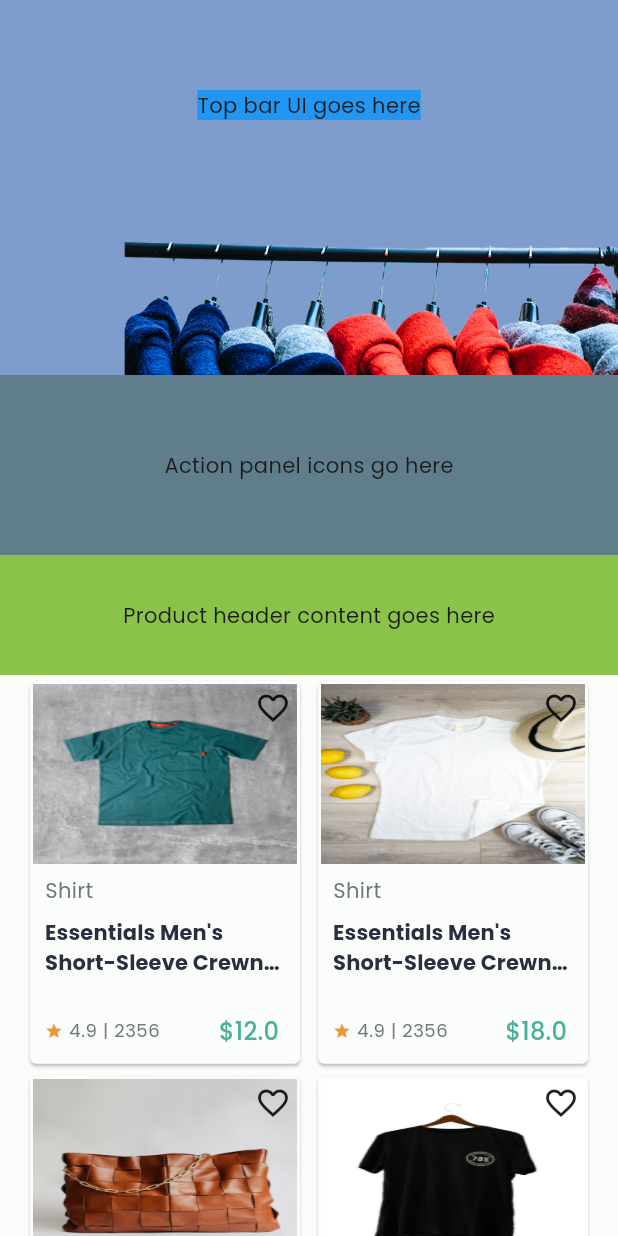
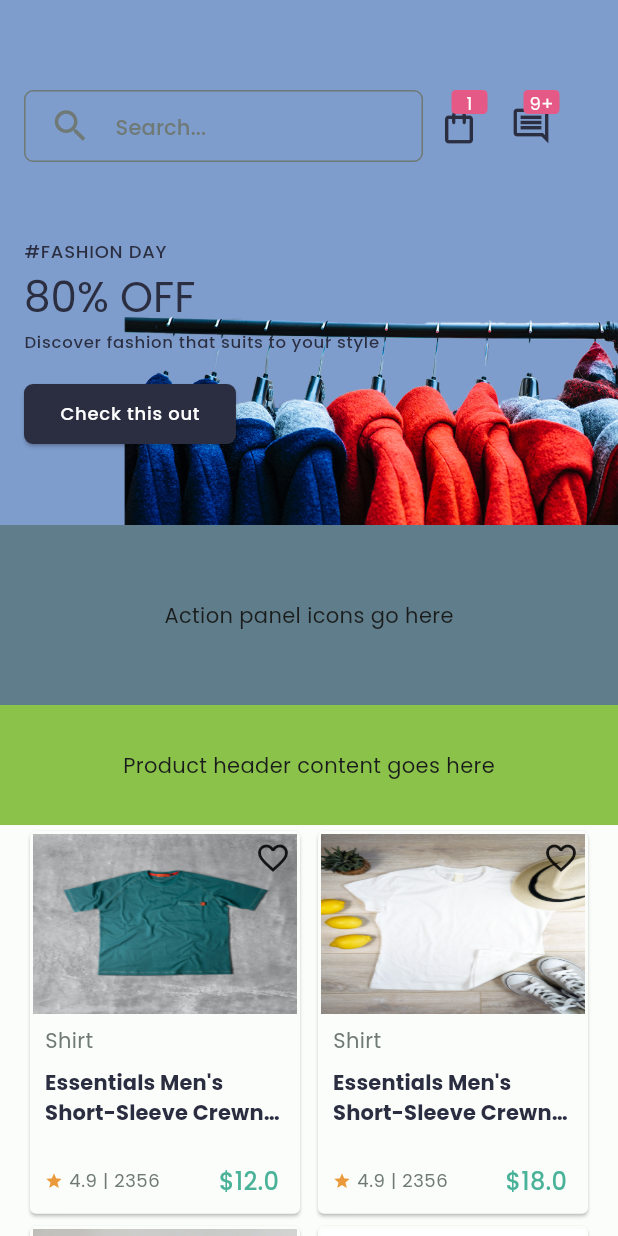
Before and after one commit to doc2dev/tokosmile, a Flutter app: the screen it shows after launch, on a phone screen of 412 x 824 dp. Run offline on Flutter 3.47's test engine with Material 2 defaults, Android fonts, the phone set to English and light mode, and no system bars.

Commit message:
Finish carousel UI

```diff
--- a/lib/home.dart
+++ b/lib/home.dart
@@ -1,8 +1,6 @@
 import 'package:flutter/material.dart';
 import 'package:tokosmile/data/sample_data.dart';
 import 'package:tokosmile/ui/carousel/carousel_sliver.dart';
-import 'package:tokosmile/ui/product/product_container.dart';
-import 'package:tokosmile/ui/product/product_header_sliver.dart';
 import 'package:tokosmile/ui/product/product_list.dart';
 import 'package:tokosmile/ui/topbar/topbar.dart';
 
--- a/lib/ui/carousel/carousel_item.dart
+++ b/lib/ui/carousel/carousel_item.dart
@@ -1,5 +1,7 @@
 import 'package:flutter/material.dart';
 import 'package:tokosmile/data/data_classes.dart';
+import 'package:tokosmile/theme/theme.dart';
+import 'package:tokosmile/ui/constants.dart';
 
 class CarouselItem extends StatelessWidget {
   final CarouselData carouselData;
@@ -11,10 +13,28 @@ class CarouselItem extends StatelessWidget {
 
   @override
   Widget build(BuildContext context) {
+    var textTheme = context.textTheme();
+    var colors = context.colors();
+    var secondaryColor = colors.secondary;
+    var onSecondary = colors.onSecondary;
+    var hashtagStyle = textTheme.labelMedium!.copyWith(
+      color: secondaryColor,
+    );
+    var titleStyle = textTheme.headlineMedium!.copyWith(
+      color: secondaryColor,
+    );
+    var subtitleStyle = textTheme.labelSmall!.copyWith(
+      color: secondaryColor,
+    );
+    var buttonStyle = textTheme.labelMedium!.copyWith(
+      color: onSecondary,
+    );
+
     return Stack(
       children: [
         SizedBox(
           width: MediaQuery.of(context).size.width,
+          height: kCarouselLimit,
           child: AspectRatio(
             aspectRatio: 16 / 10,
             child: Image.asset(
@@ -23,6 +43,35 @@ class CarouselItem extends StatelessWidget {
             ),
           ),
         ),
+        Positioned(
+          left: 16.0,
+          top: kTopBarHeight,
+          width: 300.0,
+          child: Column(
+            crossAxisAlignment: CrossAxisAlignment.start,
+            children: [
+              Text(carouselData.hashTag, style: hashtagStyle),
+              const SizedBox(height: 4.0),
+              Text(carouselData.title, style: titleStyle),
+              const SizedBox(height: 4.0),
+              Text(carouselData.subtitle, style: subtitleStyle),
+              const SizedBox(height: 16.0),
+              ElevatedButton(
+                style: ElevatedButton.styleFrom(
+                    shape: RoundedRectangleBorder(
+                        borderRadius: BorderRadius.circular(6.0),
+                    ),
+                    backgroundColor: secondaryColor,
+                ),
+                onPressed: () {},
+                child: Text(
+                  carouselData.callToAction,
+                  style: buttonStyle,
+                ),
+              )
+            ],
+          ),
+        ),
       ],
     );
   }
--- a/lib/ui/constants.dart
+++ b/lib/ui/constants.dart
@@ -1,4 +1,4 @@
-const kTopBarHeight = 120.0;
-const kCarouselLimit = 250.0;
+const kTopBarHeight = 160.0;
+const kCarouselLimit = 350.0;
 const kActionPanelHeight = 120.0;
 const kProductHeaderHeight = 80.0;
--- a/lib/ui/product/product_header_sliver.dart
+++ /dev/null
@@ -1,38 +0,0 @@
-import 'package:flutter/material.dart';
-import 'package:tokosmile/ui/constants.dart';
-import 'package:tokosmile/ui/product/product_header.dart';
-
-class ProductHeaderSliver extends StatelessWidget {
-  const ProductHeaderSliver({super.key});
-
-  @override
-  Widget build(BuildContext context) {
-    return SliverPersistentHeader(
-      delegate: _ActionPanelDelegate(),
-      pinned: false,
-      floating: false,
-    );
-  }
-}
-
-class _ActionPanelDelegate extends SliverPersistentHeaderDelegate {
-
-  @override
-  Widget build(
-      BuildContext context,
-      double shrinkOffset,
-      bool overlapsContent,
-      ) {
-    return ProductHeader();
-  }
-
-  @override
-  double get maxExtent => 100;
-
-  @override
-  double get minExtent => 100;
-
-  @override
-  bool shouldRebuild(covariant SliverPersistentHeaderDelegate oldDelegate) =>
-      true;
-}
--- /dev/null
+++ b/lib/ui/topbar/badge.dart
@@ -0,0 +1,58 @@
+import 'package:flutter/material.dart';
+import 'package:tokosmile/theme/theme.dart';
+import 'package:tokosmile/ui/topbar/rounded_corner.dart';
+
+class PinkBadge extends StatelessWidget {
+  final IconData iconData;
+  final String badgeLabel;
+
+  const PinkBadge({
+    super.key,
+    required this.iconData,
+    required this.badgeLabel,
+  });
+
+  @override
+  Widget build(BuildContext context) {
+    var colors = context.colors();
+    var secondaryColor = colors.secondary;
+    var tertiaryColor = colors.tertiary;
+    var style = context.textTheme().bodySmall!.copyWith(
+          color: colors.onTertiary,
+        );
+
+    return SizedBox(
+      width: 48.0,
+      height: 48.0,
+      child: Stack(
+        children: [
+          Center(
+            child: Icon(
+              iconData,
+              size: 28.0,
+              color: secondaryColor,
+            ),
+          ),
+          Positioned(
+            bottom: 32.0,
+            right: 5.0,
+            child: Container(
+              width: 24.0,
+              height: 16.0,
+              decoration: roundedCorner(
+                radius: 3.0,
+                bgColor: tertiaryColor,
+              ),
+              child: Center(
+                child: Text(
+                  badgeLabel,
+                  style: style,
+                ),
+              ),
+            ),
+          )
+        ],
+      ),
+    );
+  }
+}
--- /dev/null
+++ b/lib/ui/topbar/rounded_corner.dart
@@ -0,0 +1,17 @@
+import 'package:flutter/material.dart';
+
+BoxDecoration roundedCorner({
+  required double radius,
+  Color borderColor = Colors.transparent,
+  Color bgColor = Colors.transparent,
+  double width = 1.0,
+}) {
+  return BoxDecoration(
+    border: Border.all(
+      width: width,
+      color: borderColor,
+    ),
+    borderRadius: BorderRadius.all(Radius.circular(radius)),
+    color: bgColor,
+  );
+}
--- a/lib/ui/topbar/topbar.dart
+++ b/lib/ui/topbar/topbar.dart
@@ -2,6 +2,10 @@ import 'dart:math';
 
 import 'package:flutter/material.dart';
 import 'package:tokosmile/theme/theme.dart';
+import 'package:tokosmile/ui/constants.dart';
+import 'package:tokosmile/ui/topbar/badge.dart';
+
+import 'rounded_corner.dart';
 
 class TopBar extends StatelessWidget {
   final double alpha;
@@ -11,19 +15,75 @@ class TopBar extends StatelessWidget {
   @override
   Widget build(BuildContext context) {
     var opacity = min(alpha, 1.0);
+    var colors = context.colors();
+    var outlineColor = colors.outline;
+    var secondaryColor = colors.secondary;
+    var hintStyle =
+        context.textTheme().labelLarge!.copyWith(color: outlineColor);
+
     return Container(
       color: context.colors().background.withOpacity(opacity),
-      height: 120,
+      height: kTopBarHeight,
       child: Column(
         children: [
           SizedBox(
             height: 60,
             width: MediaQuery.of(context).size.width,
           ),
-          Container(
-            color: Colors.blue,
-            child: Text("Top bar UI goes here"),
-          )
+          Padding(
+            padding: const EdgeInsets.only(left: 16.0, right: 16.0),
+            child: Row(
+              crossAxisAlignment: CrossAxisAlignment.center,
+              children: [
+                Flexible(
+                  flex: 7,
+                  child: Container(
+                    height: 48,
+                    decoration: roundedCorner(
+                      radius: 6.0,
+                      borderColor: outlineColor,
+                    ),
+                    child: Row(
+                      crossAxisAlignment: CrossAxisAlignment.center,
+                      children: [
+                        const SizedBox(width: 16.0),
+                        Icon(
+                          Icons.search_outlined,
+                          size: 28.0,
+                          color: outlineColor,
+                        ),
+                        const SizedBox(width: 16.0),
+                        Expanded(
+                          child: TextField(
+                            decoration: InputDecoration.collapsed(
+                              hintText: 'Search...',
+                              hintStyle: hintStyle,
+                            ),
+                          ),
+                        ),
+                      ],
+                    ),
+                  ),
+                ),
+                Flexible(
+                  flex: 3,
+                  child: Row(
+                    crossAxisAlignment: CrossAxisAlignment.center,
+                    children: const [
+                      PinkBadge(
+                        iconData: Icons.shopping_bag_outlined,
+                        badgeLabel: "1",
+                      ),
+                      PinkBadge(
+                        iconData: Icons.comment_outlined,
+                        badgeLabel: "9+",
+                      ),
+                    ],
+                  ),
+                ),
+              ],
+            ),
+          ),
         ],
       ),
     );
--- a/pubspec.yaml
+++ b/pubspec.yaml
@@ -21,8 +21,6 @@ dev_dependencies:
   flutter_lints: ^2.0.0
 
 flutter:
-
-
   uses-material-design: true
 
   fonts:
```
